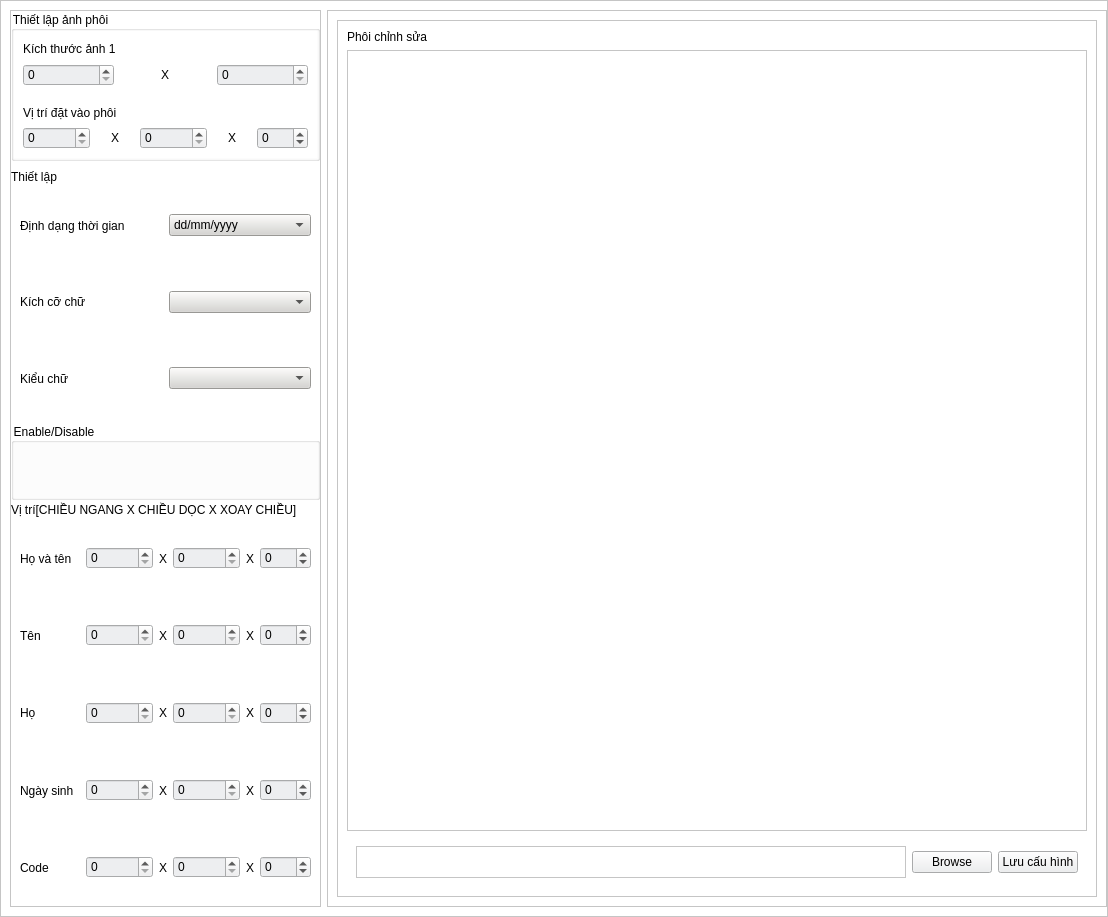
The window that upPhoiWindow.ui (NguyenHuuHai2310/code_dao) describes before a commit, drawn with Qt 5.
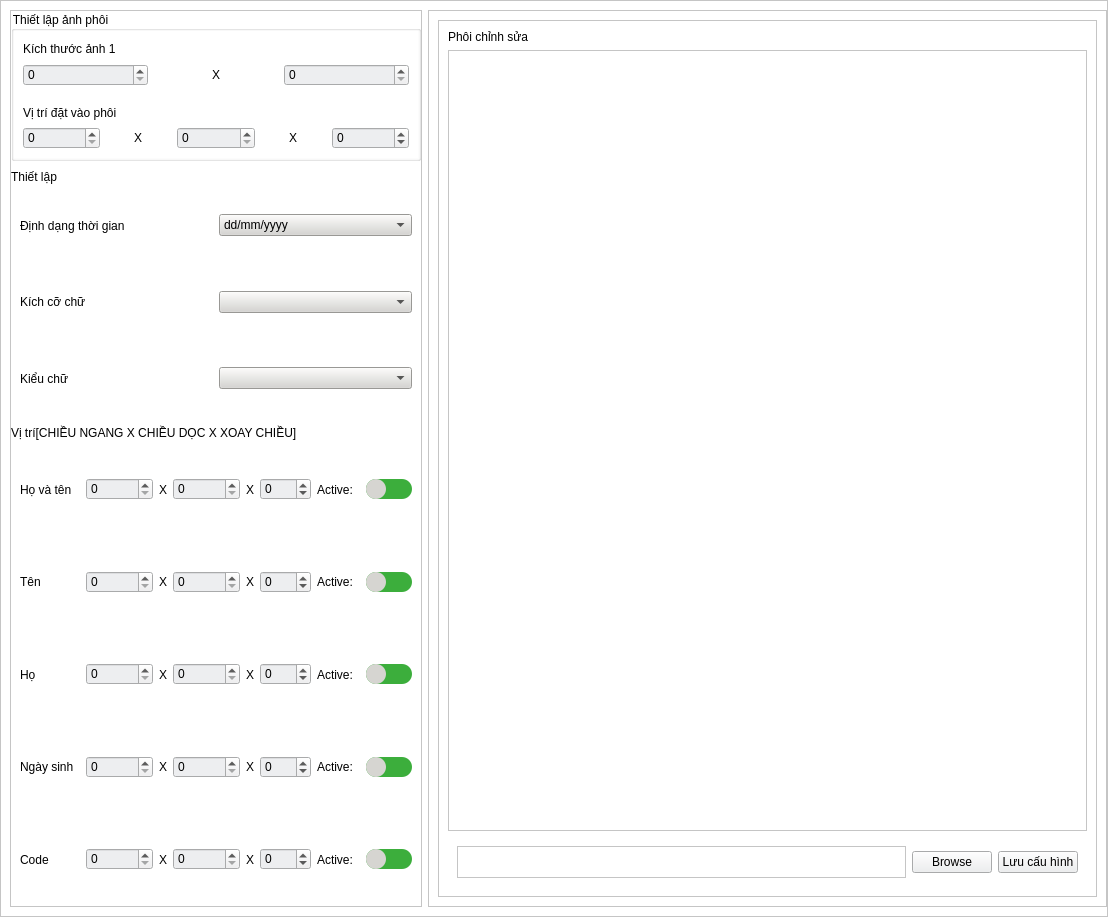
The same window after the commit.

Commit message: add toggle button

Patch:
```diff
--- a/upPhoiWindow.ui
+++ b/upPhoiWindow.ui
@@ -578,13 +578,6 @@
              <property name="bottomMargin">
               <number>0</number>
              </property>
-             <item>
-              <widget class="QGroupBox" name="groupBox_2">
-               <property name="title">
-                <string>Enable/Disable</string>
-               </property>
-              </widget>
-             </item>
              <item>
               <widget class="QLabel" name="label_15">
                <property name="maximumSize">
@@ -682,6 +675,48 @@
                   </property>
                  </widget>
                 </item>
+                <item>
+                 <widget class="QLabel" name="label_3">
+                  <property name="text">
+                   <string>Active:  </string>
+                  </property>
+                 </widget>
+                </item>
+                <item>
+                 <widget class="QCheckBox" name="checkBox_fullname">
+                  <property name="styleSheet">
+                   <string notr="true">    QCheckBox {
+        background-color: #3CAE3C;
+        padding: 0px;
+        border: none;
+        outline: none;
+        border-radius: 10%;
+        width: 20px;
+        height: 20px;
+    }
+
+    QCheckBox::indicator {
+        width:20px;
+        height: 20px;
+        background-color: #FFFFFF;
+        border-radius: 10%;
+    }
+
+    QCheckBox::indicator:checked {
+        background-color: #ffffff;
+        margin-left: 25px;
+    }
+
+    QCheckBox::indicator:unchecked {
+        margin-left: 0px;
+		background-color: #d6d5d1;
+    }</string>
+                  </property>
+                  <property name="text">
+                   <string/>
+                  </property>
+                 </widget>
+                </item>
                </layout>
               </widget>
              </item>
@@ -766,6 +801,48 @@
                   </property>
                  </widget>
                 </item>
+                <item>
+                 <widget class="QLabel" name="label_6">
+                  <property name="text">
+                   <string>Active:  </string>
+                  </property>
+                 </widget>
+                </item>
+                <item>
+                 <widget class="QCheckBox" name="checkBox_givenname">
+                  <property name="styleSheet">
+                   <string notr="true">    QCheckBox {
+        background-color: #3CAE3C;
+        padding: 0px;
+        border: none;
+        outline: none;
+        border-radius: 10%;
+        width: 20px;
+        height: 20px;
+    }
+
+    QCheckBox::indicator {
+        width:20px;
+        height: 20px;
+        background-color: #FFFFFF;
+        border-radius: 10%;
+    }
+
+    QCheckBox::indicator:checked {
+        background-color: #ffffff;
+        margin-left: 25px;
+    }
+
+    QCheckBox::indicator:unchecked {
+        margin-left: 0px;
+		background-color: #d6d5d1;
+    }</string>
+                  </property>
+                  <property name="text">
+                   <string/>
+                  </property>
+                 </widget>
+                </item>
                </layout>
               </widget>
              </item>
@@ -853,6 +930,48 @@
                   </property>
                  </widget>
                 </item>
+                <item>
+                 <widget class="QLabel" name="label_8">
+                  <property name="text">
+                   <string>Active:  </string>
+                  </property>
+                 </widget>
+                </item>
+                <item>
+                 <widget class="QCheckBox" name="checkBox_surname">
+                  <property name="styleSheet">
+                   <string notr="true">    QCheckBox {
+        background-color: #3CAE3C;
+        padding: 0px;
+        border: none;
+        outline: none;
+        border-radius: 10%;
+        width: 20px;
+        height: 20px;
+    }
+
+    QCheckBox::indicator {
+        width:20px;
+        height: 20px;
+        background-color: #FFFFFF;
+        border-radius: 10%;
+    }
+
+    QCheckBox::indicator:checked {
+        background-color: #ffffff;
+        margin-left: 25px;
+    }
+
+    QCheckBox::indicator:unchecked {
+        margin-left: 0px;
+		background-color: #d6d5d1;
+    }</string>
+                  </property>
+                  <property name="text">
+                   <string/>
+                  </property>
+                 </widget>
+                </item>
                </layout>
               </widget>
              </item>
@@ -940,6 +1059,48 @@
                   </property>
                  </widget>
                 </item>
+                <item>
+                 <widget class="QLabel" name="label_7">
+                  <property name="text">
+                   <string>Active:  </string>
+                  </property>
+                 </widget>
+                </item>
+                <item>
+                 <widget class="QCheckBox" name="checkBox_birthday">
+                  <property name="styleSheet">
+                   <string notr="true">    QCheckBox {
+        background-color: #3CAE3C;
+        padding: 0px;
+        border: none;
+        outline: none;
+        border-radius: 10%;
+        width: 20px;
+        height: 20px;
+    }
+
+    QCheckBox::indicator {
+        width:20px;
+        height: 20px;
+        background-color: #FFFFFF;
+        border-radius: 10%;
+    }
+
+    QCheckBox::indicator:checked {
+        background-color: #ffffff;
+        margin-left: 25px;
+    }
+
+    QCheckBox::indicator:unchecked {
+        margin-left: 0px;
+		background-color: #d6d5d1;
+    }</string>
+                  </property>
+                  <property name="text">
+                   <string/>
+                  </property>
+                 </widget>
+                </item>
                </layout>
               </widget>
              </item>
@@ -1024,6 +1185,48 @@
                   </property>
                  </widget>
                 </item>
+                <item>
+                 <widget class="QLabel" name="label_12">
+                  <property name="text">
+                   <string>Active:  </string>
+                  </property>
+                 </widget>
+                </item>
+                <item>
+                 <widget class="QCheckBox" name="checkBox_code">
+                  <property name="styleSheet">
+                   <string notr="true">    QCheckBox {
+        background-color: #3CAE3C;
+        padding: 0px;
+        border: none;
+        outline: none;
+        border-radius: 10%;
+        width: 20px;
+        height: 20px;
+    }
+
+    QCheckBox::indicator {
+        width:20px;
+        height: 20px;
+        background-color: #FFFFFF;
+        border-radius: 10%;
+    }
+
+    QCheckBox::indicator:checked {
+        background-color: #ffffff;
+        margin-left: 25px;
+    }
+
+    QCheckBox::indicator:unchecked {
+        margin-left: 0px;
+		background-color: #d6d5d1;
+    }</string>
+                  </property>
+                  <property name="text">
+                   <string/>
+                  </property>
+                 </widget>
+                </item>
                </layout>
               </widget>
              </item>
@@ -1102,7 +1305,7 @@
                  <rect>
                   <x>0</x>
                   <y>0</y>
-                  <width>704</width>
+                  <width>597</width>
                   <height>778</height>
                  </rect>
                 </property>
```
Left out of the diff: 7 changed lines with no effect on the pictures. The commit also changes 4 other files.
